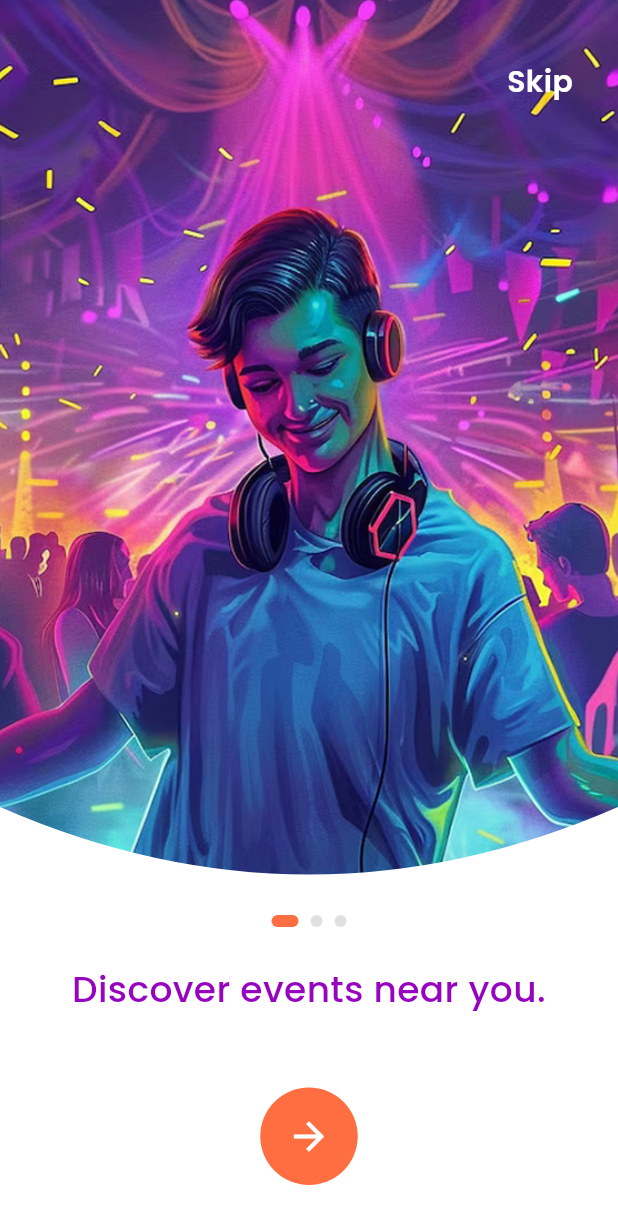
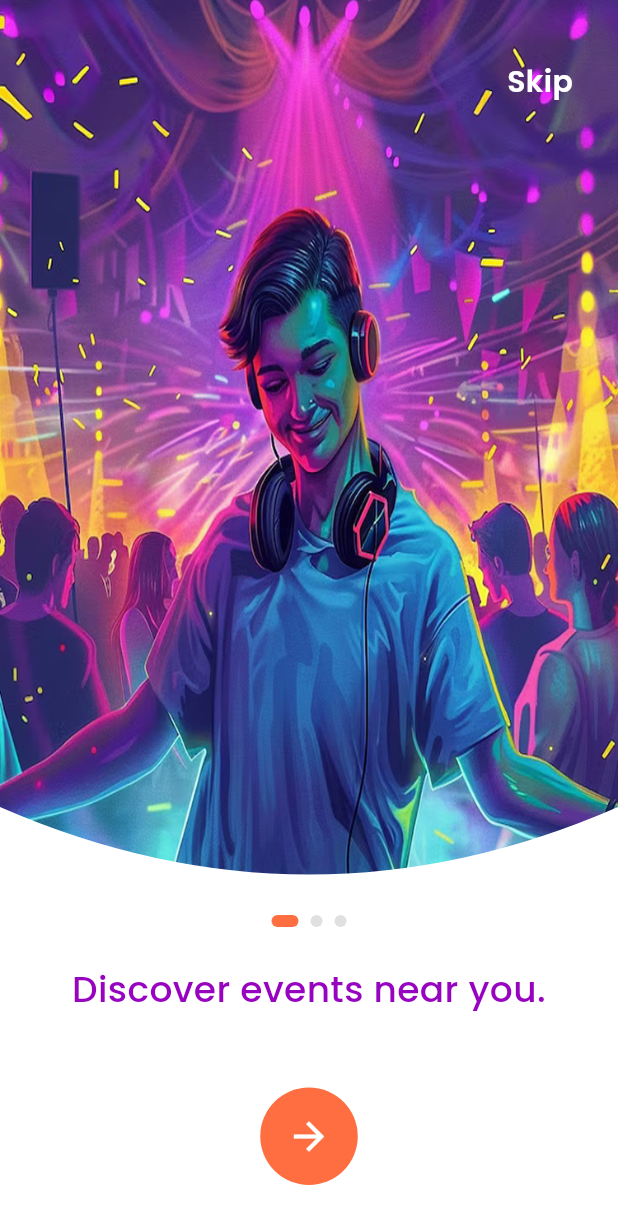
Before and after one commit to shreyash808/proj_partspot_landingpage, a Flutter app: the screen it shows after launch, on a phone screen of 412 x 824 dp. Shown: the top 1224 px of the screen. Run offline on Flutter 3.47's test engine with Material 3 defaults, Android fonts, the phone set to English and light mode, and no system bars; our stand-ins replace cached_network_image, carousel_slider, connectivity_plus, country_picker, device_info_plus, dio and 8 more.

Commit message:
image fix

```diff
--- a/lib/module/login_otp/view/otp_screen.dart
+++ b/lib/module/login_otp/view/otp_screen.dart
@@ -1,7 +1,7 @@
 import 'dart:async';
 import 'package:flutter/material.dart';
 import 'package:flutter_otp_text_field/flutter_otp_text_field.dart';
-import 'package:flutter_svg/flutter_svg.dart';
+
 import 'package:get/get.dart';
 import 'package:get/get_core/src/get_main.dart';
 import 'package:partyspot/routes/routes_const.dart';
@@ -15,7 +15,6 @@ class OtpScreen extends StatelessWidget {
   Timer? _timer;
 
   void startTimer() {
-    // Cancel any existing timer before starting a new one
     _timer?.cancel();
     timerNotifier.value = 20;
     _timer = Timer.periodic(Duration(seconds: 1), (timer) {
@@ -29,7 +28,6 @@ class OtpScreen extends StatelessWidget {
 
   @override
   Widget build(BuildContext context) {
-    // Start the timer after widget build
     WidgetsBinding.instance.addPostFrameCallback((_) => startTimer());
 
     return Scaffold(
--- a/lib/module/onboarding/presentation/view/onboarding_screen.dart
+++ b/lib/module/onboarding/presentation/view/onboarding_screen.dart
@@ -29,7 +29,7 @@ class OnboardingScreen extends StatelessWidget {
             itemBuilder: (context, index) {
               return Image.asset(
                 controller.onBoardingList[index].image ?? '',
-                fit: BoxFit.cover,
+                fit: BoxFit.fill,
                 width: double.infinity,
                 height: double.infinity,
               );
```
Also changed, not shown: 1 other file.
